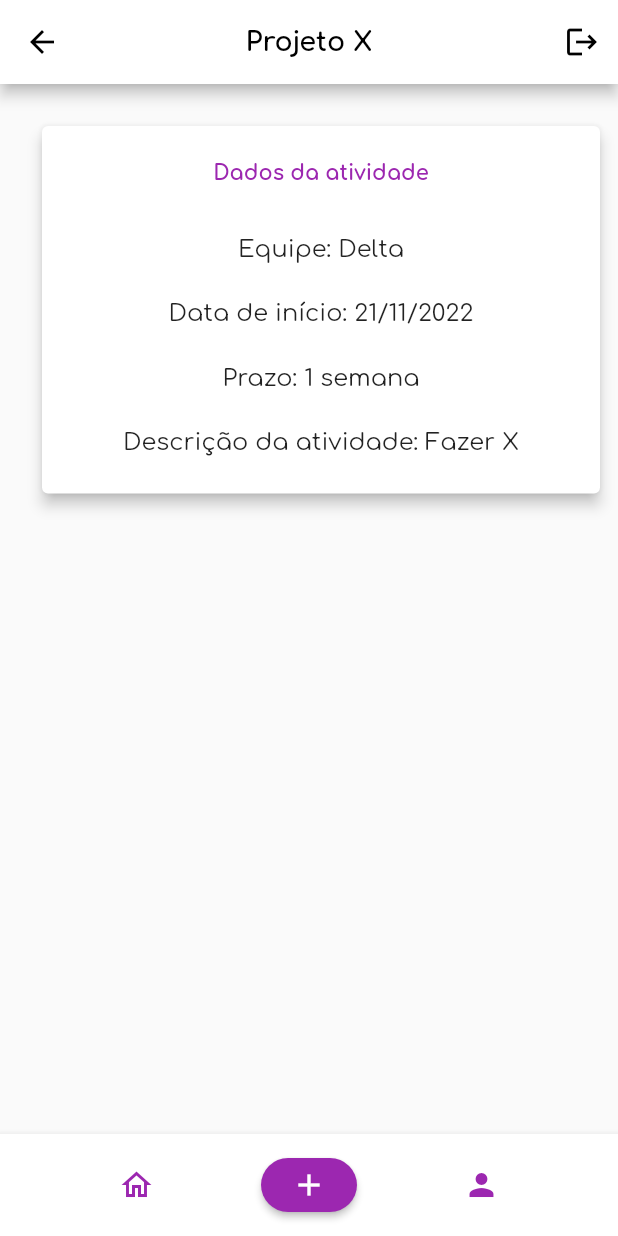
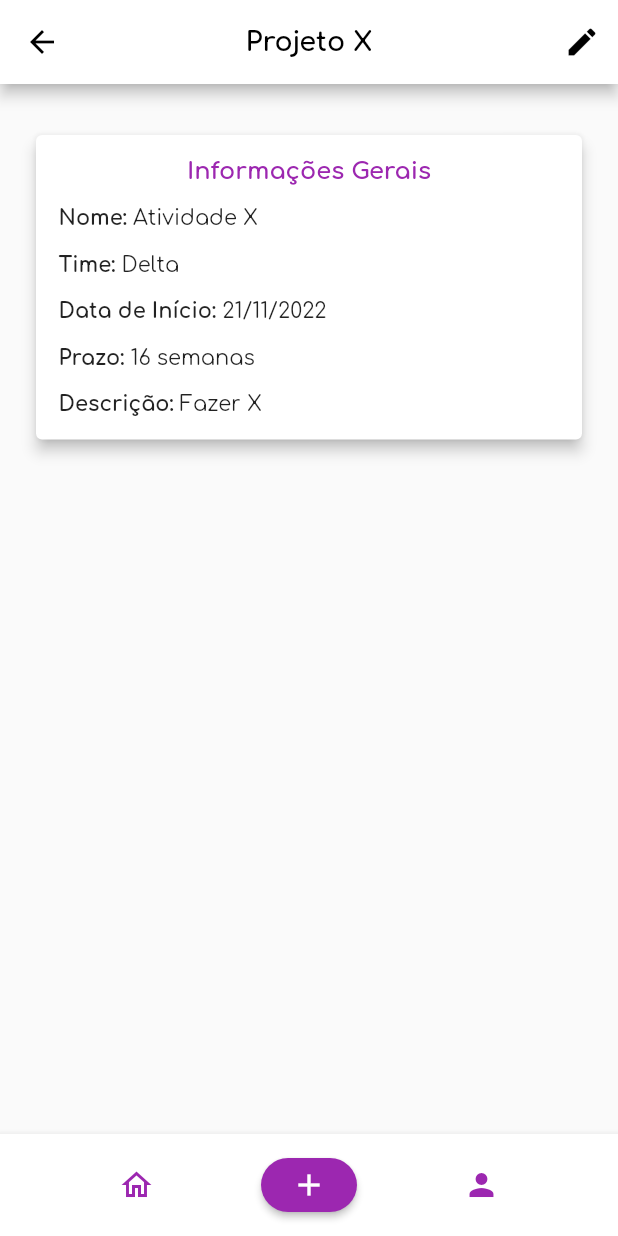
Before and after one commit to Kathamala/easy_scrum, a Flutter app: the ActivityDetailsPage screen opened directly, on a phone screen of 412 x 824 dp. Run offline on Flutter 3.47's test engine with Material 2 defaults, Android fonts, the phone set to English and light mode, and no system bars; our stand-ins replace image_picker; project files that could hold a hidden picture were left out.

Commit message:
mudanças em atividades..

```diff
--- /dev/null
+++ b/lib/pages/activity/activity-details.dart
@@ -0,0 +1,130 @@
+import 'package:easy_scrum/design/colors.dart';
+import 'package:easy_scrum/components/TopAppBar.dart';
+import 'package:easy_scrum/components/BottomAppBar.dart';
+import 'package:easy_scrum/pages/activity/activity-edit.dart';
+import 'package:flutter/material.dart';
+
+import '../../models/info.dart';
+
+class ActivityDetailsPage extends StatefulWidget {
+  const ActivityDetailsPage ({Key? key}) : super(key: key);
+
+  @override
+  State<ActivityDetailsPage > createState() => _ActivityDetailsPageState();
+}
+
+class _ActivityDetailsPageState extends State<ActivityDetailsPage>{
+
+  @override
+  void initState() {
+    super.initState();
+  }
+  final String _name = 'Atividade X';
+  final String _team = 'Delta';
+  final DateTime _startDate = DateTime.now();
+  final String _deadline = '16';
+  final String _description = 'Fazer X';
+
+  List<Widget> _getActions() {
+    return <Widget>[
+      IconButton(
+        icon: const Icon(Icons.edit),
+        tooltip: 'Editar atividade',
+        onPressed: () {
+          Navigator.push(
+            context,
+            MaterialPageRoute(
+              builder: (context) => const ActivityEditPage(),
+            ),
+          );
+        }
+      ),
+    ];
+  }
+
+  Widget _getGeneralInformation() {
+    List<Info> list = [
+      Info('Nome', _name),
+      Info('Time', _team),
+      Info('Data de Início', '${_startDate.day}/${_startDate.month}/${_startDate.year}'),
+      Info('Prazo', '$_deadline semanas'),
+      Info('Descrição', '$_description'),
+    ];
+
+    return Card(
+      elevation: 4.0,
+      child: Padding(
+        padding: const EdgeInsets.fromLTRB(15, 15, 15, 15),
+        child: SizedBox(
+          width: double.infinity,
+          child: Column(
+            children: [
+              Text(
+                "Informações Gerais",
+                textAlign: TextAlign.center,
+                style: TextStyle(
+                  color: AppColors.primaryPurple,
+                  fontSize: 16,
+                  fontWeight: FontWeight.bold,
+                ),
+              ),
+              for (var item in list)
+                Padding(
+                  padding: const EdgeInsets.fromLTRB(0.0, 15.0, 0.0, 0.0),
+                  child: Row(
+                    children: [
+                      Text(
+                        '${item.getProperty()}: ',
+                        textAlign: TextAlign.left,
+                        style: const TextStyle(
+                          fontSize: 14.0,
+                          fontWeight: FontWeight.bold,
+                        ),
+                      ),
+                      Text(
+                        item.getValue(),
+                        textAlign: TextAlign.left,
+                        style: const TextStyle(
+                          fontSize: 14.0,
+                        ),
+                      ),
+                    ],
+                  ),
+                ),
+            ],
+          ),
+        ),
+      ),
+    );
+  }
+
+  @override
+  Widget build(BuildContext context) {
+
+    return Scaffold(
+      appBar: TopAppBar(
+        Key(DateTime.now().millisecondsSinceEpoch.toString()),
+        'Projeto X',
+        _getActions(),
+      ),
+      bottomNavigationBar: BottomAppBarEasyScrum(),
+      body: SingleChildScrollView(
+        child: Container(
+          padding: EdgeInsets.fromLTRB(20, 10, 20, 10),
+          child: Column(
+            crossAxisAlignment: CrossAxisAlignment.center,
+            children: [
+              SizedBox(
+                height: 20,
+              ),
+              _getGeneralInformation(),
+              SizedBox(
+                height: 20,
+              ),
+            ],
+          ),
+        ),
+      ),
+    );
+  }
+}
--- a/lib/pages/project/activity-details.dart
+++ /dev/null
@@ -1,111 +0,0 @@
-import 'package:easy_scrum/design/colors.dart';
-import 'package:easy_scrum/components/TopAppBar.dart';
-import 'package:easy_scrum/components/BottomAppBar.dart';
-import 'package:flutter/material.dart';
-
-class ActivityDetailsPage extends StatefulWidget {
-  const ActivityDetailsPage ({Key? key}) : super(key: key);
-
-  @override
-  State<ActivityDetailsPage > createState() => _ActivityDetailsPageState();
-}
-
-class _ActivityDetailsPageState extends State<ActivityDetailsPage>{
-
-  Future<void> _logout() async {}
-
-  @override
-  void initState() {
-    super.initState();
-  }
-
-  String equipe = "Delta";
-  DateTime dataInicio = DateTime.now();
-  String prazo = "1";
-  String descricaoAtividade = "Fazer X";
-  String quantidadeTimes = "6";
-
-  // TO-DO: to integrate
-  Future<void> _remove() async {
-    Navigator.of(context).pop();
-    Navigator.of(context).pop();
-  }
-
-  List<Widget> _getActions() {
-    return [
-      IconButton(
-        icon: const Icon(Icons.logout),
-        tooltip: 'Sair',
-        onPressed: _logout,
-      ),
-    ];
-  }
-
-
-  @override
-  Widget build(BuildContext context) {
-    final cardDadosAtividades = Card(
-        elevation: 4.0,
-        child: SizedBox(
-          width: double.infinity,
-          child: Column(
-              mainAxisAlignment: MainAxisAlignment.spaceBetween,
-              children: [
-                Padding(
-                  padding: const EdgeInsets.fromLTRB(8, 24, 8, 8),
-                  child: Text("Dados da atividade",
-                      textAlign: TextAlign.left,
-                      style: TextStyle(
-                          color: AppColors.primaryPurple,
-                          fontSize: 14,
-                          fontWeight: FontWeight.bold)),
-                ),
-                Column(
-                  children: [
-                    Padding(padding: EdgeInsets.only(top: 25.0)),
-                    Text("Equipe: $equipe",
-                        textAlign: TextAlign.left,
-                        style: TextStyle(fontSize: 16.0)),
-                    Padding(padding: EdgeInsets.only(top: 25.0)),
-                    Text(
-                        "Data de início: ${dataInicio.day}/${dataInicio.month}/${dataInicio.year}",
-                        textAlign: TextAlign.left,
-                        style: TextStyle(fontSize: 16.0)),
-                    Padding(padding: EdgeInsets.only(top: 25.0)),
-                    Text("Prazo: $prazo semana",
-                        textAlign: TextAlign.left,
-                        style: TextStyle(fontSize: 16.0)),
-                    Padding(padding: EdgeInsets.only(top: 25.0)),
-                    Text("Descrição da atividade: $descricaoAtividade",
-                        textAlign: TextAlign.left,
-                        style: TextStyle(fontSize: 16.0)),
-                    Padding(padding: EdgeInsets.only(top: 25.0)),
-                  ],
-                ),
-              ]),
-        ));
-
-
-
-    return Scaffold(
-        appBar: TopAppBar(
-          Key(DateTime.now().millisecondsSinceEpoch.toString()),
-          "Projeto X",
-          _getActions(),
-        ),
-        bottomNavigationBar: BottomAppBarEasyScrum(),
-        body: SingleChildScrollView(
-          child: Container(
-            padding: EdgeInsets.fromLTRB(24, 24, 8, 8),
-            child: Column(
-                crossAxisAlignment: CrossAxisAlignment.center,
-                children: [
-                  cardDadosAtividades,
-                  SizedBox(
-                    height: 20,
-                  )
-                ]),
-          ),
-        ));
-  }
-}
--- a/lib/pages/project/project-details.dart
+++ b/lib/pages/project/project-details.dart
@@ -5,7 +5,7 @@ import 'package:easy_scrum/components/BottomAppBar.dart';
 import 'package:easy_scrum/models/info.dart';
 import 'package:easy_scrum/models/project.dart';
 import 'package:easy_scrum/pages/meeting/meeting-list.dart';
-import 'package:easy_scrum/pages/project/project-activity.dart';
+import 'package:easy_scrum/pages/activity/project-activity.dart';
 import 'package:easy_scrum/pages/project/project-edit.dart';
 import 'package:easy_scrum/pages/project/project-members.dart';
 import 'package:flutter/material.dart';
```
Also changed, not shown: lib/pages/activity/activity-edit.dart (added, +214 -0 lines), lib/pages/activity/project-activity.dart (renamed from lib/pages/project/project-activity.dart, +11 -37 lines), lib/pages/activity/activity-creation.dart (renamed from lib/pages/project/activity-creation.dart).
